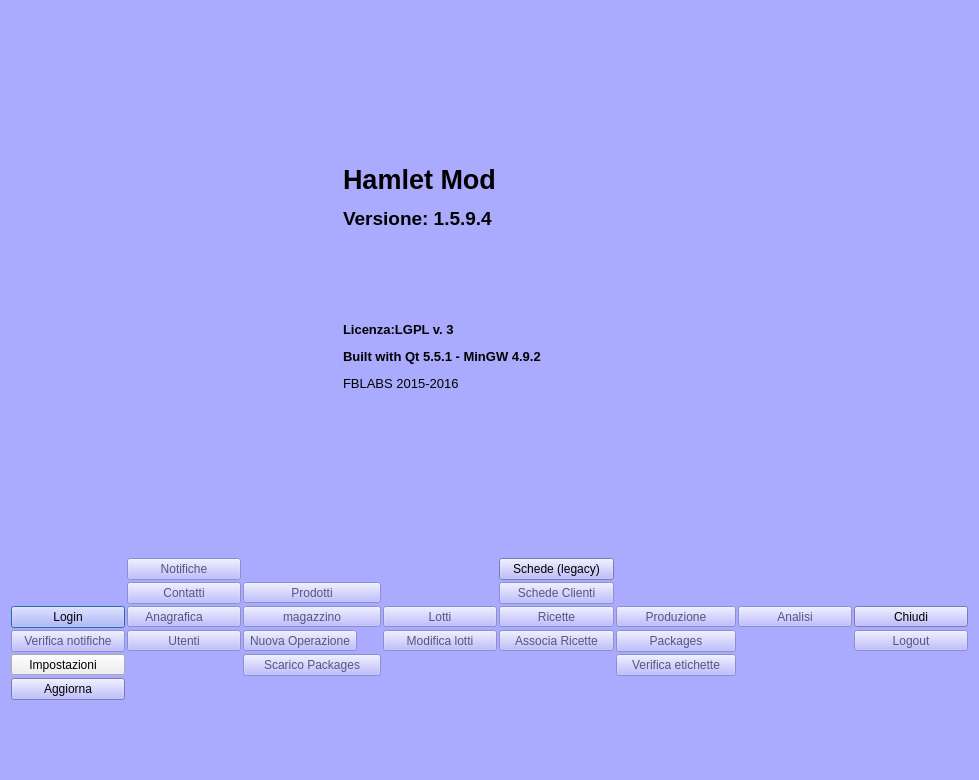
This is mainwindow.ui in fblabs/hamlet-mod-sancon as Qt 5 draws it before an edit. The edited form follows.
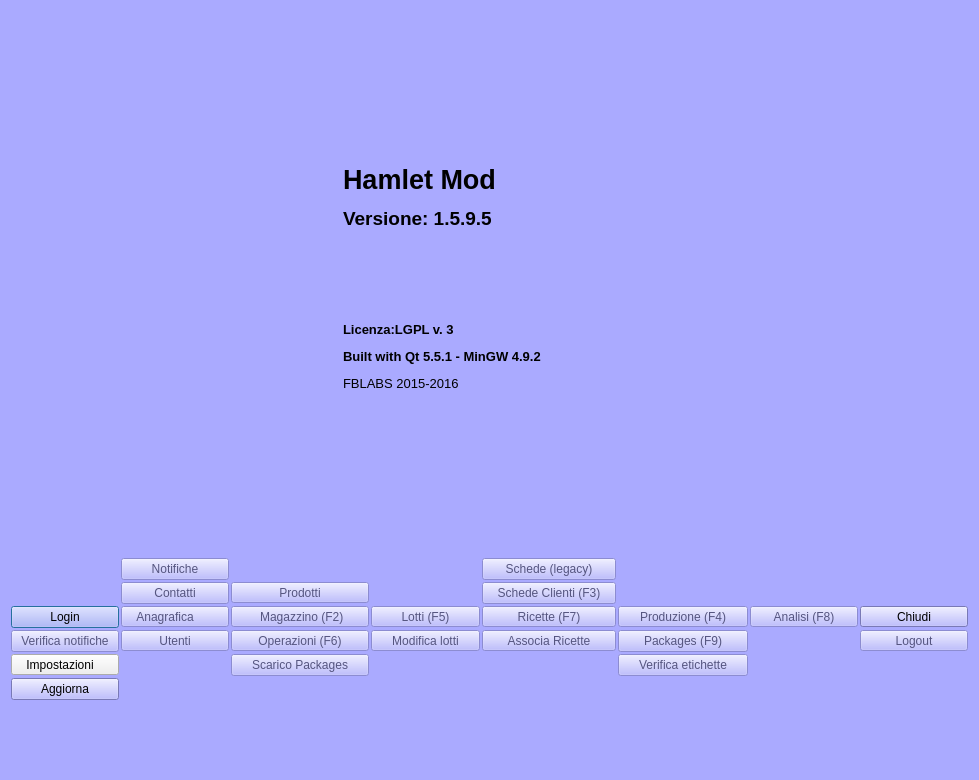
This is the edited form. Icons and pictures are not drawn.

Commit message: 1.5.9.5 - added shortcuts in main window and fixed some glitches in HSchedeN

What changed in the file:
```diff
--- a/mainwindow.ui
+++ b/mainwindow.ui
@@ -523,7 +523,7 @@
       <item>
        <widget class="QLabel" name="label_2">
         <property name="text">
-         <string>&lt;html&gt;&lt;head/&gt;&lt;body&gt;&lt;p&gt;&lt;span style=&quot; font-size:20pt; font-weight:600;&quot;&gt;Hamlet Mod&lt;/span&gt;&lt;/p&gt;&lt;p&gt;&lt;span style=&quot; font-size:14pt; font-weight:600;&quot;&gt;Versione: 1.5.9.4&lt;/span&gt;&lt;/p&gt;&lt;p&gt;&lt;br/&gt;&lt;/p&gt;&lt;p&gt;&lt;br/&gt;&lt;/p&gt;&lt;p&gt;&lt;span style=&quot; font-size:10pt; font-weight:600;&quot;&gt;Licenza:LGPL v. 3&lt;/span&gt;&lt;/p&gt;&lt;p&gt;&lt;span style=&quot; font-size:10pt; font-weight:600;&quot;&gt;Built with Qt 5.5.1 - MinGW 4.9.2&lt;/span&gt;&lt;/p&gt;&lt;p&gt;&lt;span style=&quot; font-size:10pt;&quot;&gt;FBLABS 2015-2016&lt;/span&gt;&lt;/p&gt;&lt;/body&gt;&lt;/html&gt;</string>
+         <string>&lt;html&gt;&lt;head/&gt;&lt;body&gt;&lt;p&gt;&lt;span style=&quot; font-size:20pt; font-weight:600;&quot;&gt;Hamlet Mod&lt;/span&gt;&lt;/p&gt;&lt;p&gt;&lt;span style=&quot; font-size:14pt; font-weight:600;&quot;&gt;Versione: 1.5.9.5&lt;/span&gt;&lt;/p&gt;&lt;p&gt;&lt;br/&gt;&lt;/p&gt;&lt;p&gt;&lt;br/&gt;&lt;/p&gt;&lt;p&gt;&lt;span style=&quot; font-size:10pt; font-weight:600;&quot;&gt;Licenza:LGPL v. 3&lt;/span&gt;&lt;/p&gt;&lt;p&gt;&lt;span style=&quot; font-size:10pt; font-weight:600;&quot;&gt;Built with Qt 5.5.1 - MinGW 4.9.2&lt;/span&gt;&lt;/p&gt;&lt;p&gt;&lt;span style=&quot; font-size:10pt;&quot;&gt;FBLABS 2015-2016&lt;/span&gt;&lt;/p&gt;&lt;/body&gt;&lt;/html&gt;</string>
         </property>
         <property name="scaledContents">
          <bool>false</bool>
@@ -571,18 +571,18 @@
           </property>
           <property name="minimumSize">
            <size>
-            <width>120</width>
+            <width>130</width>
             <height>0</height>
            </size>
           </property>
           <property name="maximumSize">
            <size>
-            <width>120</width>
+            <width>125</width>
             <height>16777215</height>
            </size>
           </property>
           <property name="text">
-           <string>Packages</string>
+           <string>Packages (F9)</string>
           </property>
           <property name="icon">
            <iconset resource="icons.qrc">
@@ -614,7 +614,7 @@
            </size>
           </property>
           <property name="text">
-           <string>Lotti</string>
+           <string>Lotti (F5)</string>
           </property>
           <property name="icon">
            <iconset resource="icons.qrc">
@@ -661,7 +661,7 @@
            <bool>false</bool>
           </property>
           <property name="text">
-           <string>Analisi</string>
+           <string>Analisi (F8)</string>
           </property>
           <property name="icon">
            <iconset resource="icons.qrc">
@@ -723,12 +723,12 @@
           </property>
           <property name="maximumSize">
            <size>
-            <width>120</width>
+            <width>16777215</width>
             <height>16777215</height>
            </size>
           </property>
           <property name="text">
-           <string>Schede Clienti</string>
+           <string>Schede Clienti (F3)</string>
           </property>
           <property name="icon">
            <iconset resource="icons.qrc">
@@ -839,7 +839,7 @@
           </property>
           <property name="minimumSize">
            <size>
-            <width>80</width>
+            <width>130</width>
             <height>0</height>
            </size>
           </property>
@@ -850,7 +850,7 @@
            </size>
           </property>
           <property name="text">
-           <string>Produzione</string>
+           <string>Produzione (F4)</string>
           </property>
           <property name="icon">
            <iconset resource="icons.qrc">
@@ -880,7 +880,7 @@
           </property>
           <property name="maximumSize">
            <size>
-            <width>120</width>
+            <width>134</width>
             <height>16777215</height>
            </size>
           </property>
@@ -985,8 +985,14 @@
           <property name="enabled">
            <bool>false</bool>
           </property>
+          <property name="minimumSize">
+           <size>
+            <width>138</width>
+            <height>0</height>
+           </size>
+          </property>
           <property name="text">
-           <string>Nuova Operazione</string>
+           <string>Operazioni (F6)</string>
           </property>
           <property name="icon">
            <iconset resource="icons.qrc">
@@ -1013,18 +1019,18 @@
           </property>
           <property name="minimumSize">
            <size>
-            <width>80</width>
+            <width>134</width>
             <height>0</height>
            </size>
           </property>
           <property name="maximumSize">
            <size>
-            <width>120</width>
+            <width>16777215</width>
             <height>16777215</height>
            </size>
           </property>
           <property name="text">
-           <string>Ricette</string>
+           <string>Ricette (F7)</string>
           </property>
           <property name="icon">
            <iconset resource="icons.qrc">
@@ -1043,6 +1049,12 @@
         </item>
         <item row="4" column="0">
          <widget class="QPushButton" name="toolButton">
+          <property name="maximumSize">
+           <size>
+            <width>16777215</width>
+            <height>16777215</height>
+           </size>
+          </property>
           <property name="text">
            <string>Login</string>
           </property>
@@ -1117,7 +1129,7 @@
            <string notr="true"/>
           </property>
           <property name="text">
-           <string>magazzino</string>
+           <string> Magazzino (F2)</string>
           </property>
           <property name="icon">
            <iconset resource="icons.qrc">
@@ -1269,6 +1281,9 @@
         </item>
         <item row="2" column="6">
          <widget class="QPushButton" name="pbOldCards">
+          <property name="enabled">
+           <bool>false</bool>
+          </property>
           <property name="text">
            <string>Schede (legacy)</string>
           </property>
```
Left out of the diff: 32 changed lines with no effect on the pictures. The commit also changes 12 other files.
